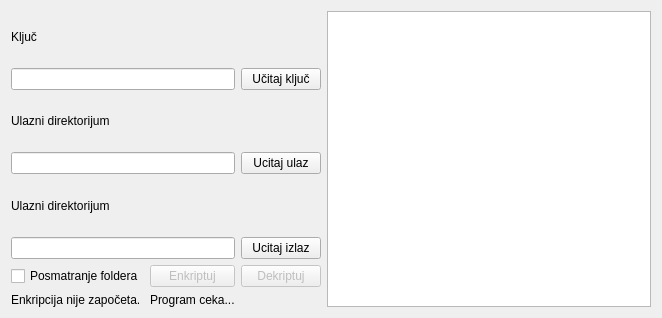
The window that appgui.ui (Pritilender/CryptoLab) describes before a commit, drawn with Qt 5.
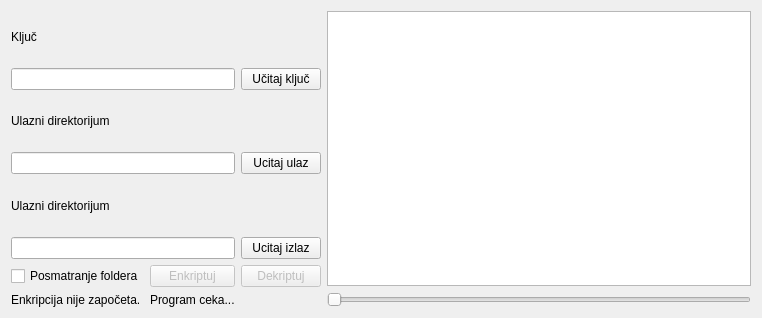
The same window after the commit.

Commit message: Refacotr drawing

Diff of the .ui file:
```diff
--- a/appgui.ui
+++ b/appgui.ui
@@ -9,25 +9,25 @@
    <rect>
     <x>0</x>
     <y>0</y>
-    <width>662</width>
+    <width>762</width>
     <height>318</height>
    </rect>
   </property>
   <property name="sizePolicy">
-   <sizepolicy hsizetype="Fixed" vsizetype="Fixed">
+   <sizepolicy hsizetype="Preferred" vsizetype="Preferred">
     <horstretch>0</horstretch>
     <verstretch>0</verstretch>
    </sizepolicy>
   </property>
   <property name="minimumSize">
    <size>
-    <width>662</width>
+    <width>762</width>
     <height>318</height>
    </size>
   </property>
   <property name="maximumSize">
    <size>
-    <width>662</width>
+    <width>762</width>
     <height>318</height>
    </size>
   </property>
@@ -222,7 +222,21 @@
     </layout>
    </item>
    <item row="0" column="1">
-    <widget class="QGraphicsView" name="graphicsView"/>
+    <layout class="QVBoxLayout" name="verticalLayout_7">
+     <item>
+      <widget class="QGraphicsView" name="graphicsView"/>
+     </item>
+     <item>
+      <widget class="QSlider" name="sldSpeed">
+       <property name="maximum">
+        <number>10</number>
+       </property>
+       <property name="orientation">
+        <enum>Qt::Horizontal</enum>
+       </property>
+      </widget>
+     </item>
+    </layout>
    </item>
   </layout>
  </widget>
```
The commit also changes 2 other files.
